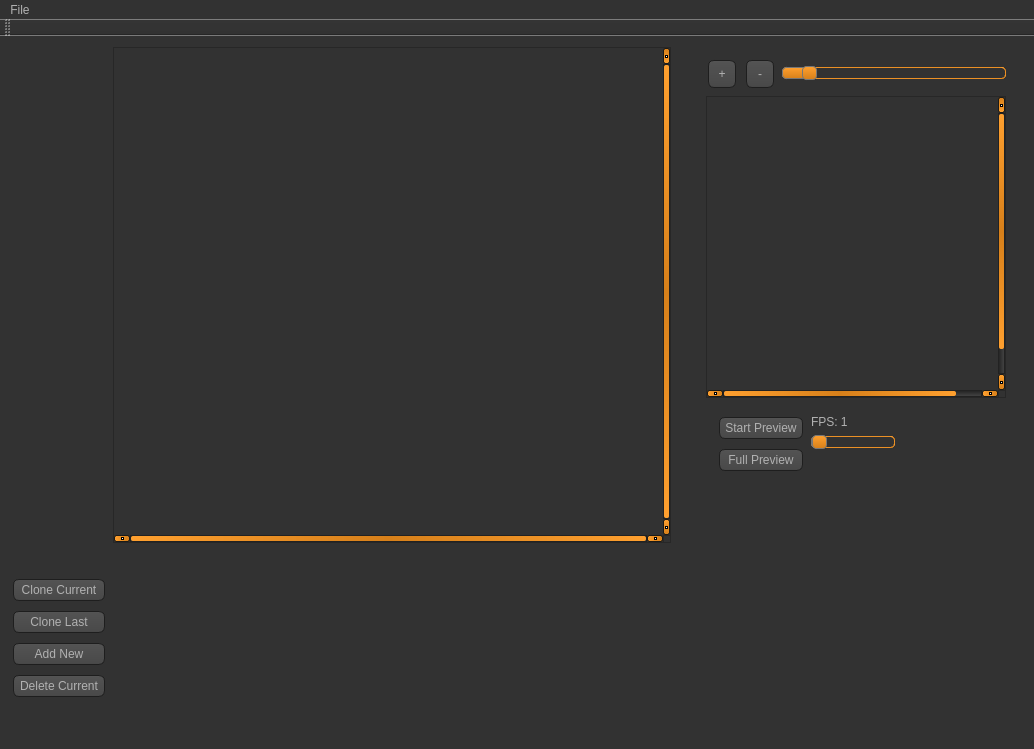
Old version of the form mainwindow.ui in the repository jacobthebrown/Jotoshop.
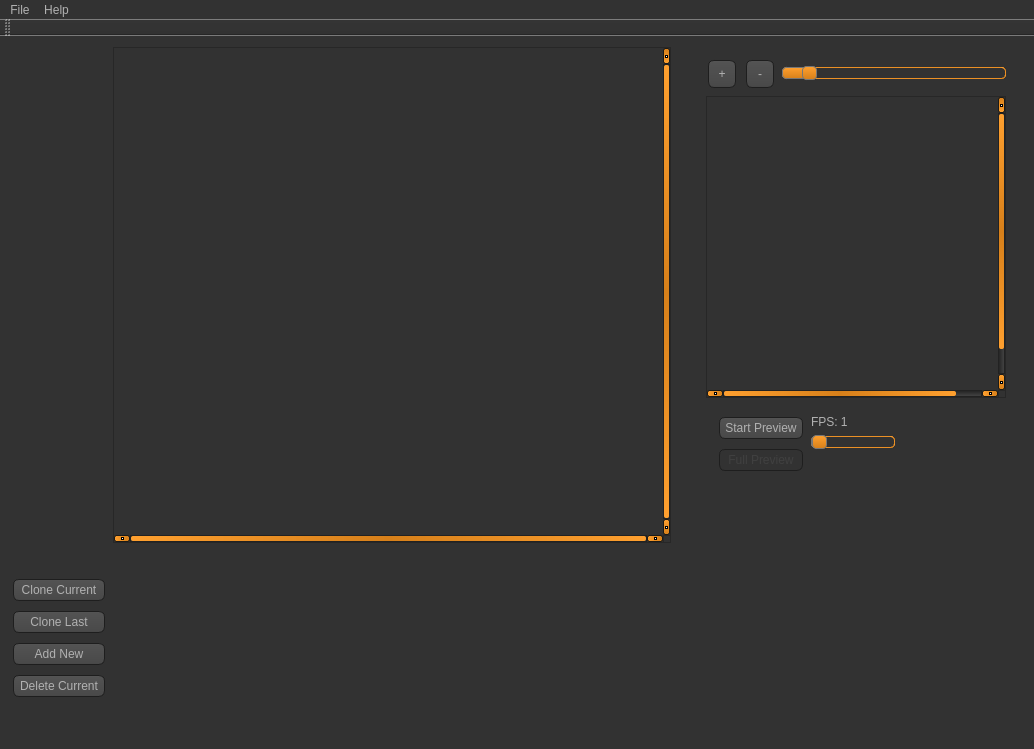
New version of the form. Icons and pictures are not drawn. Custom widgets are drawn as their Qt base class.

```diff
--- a/mainwindow.ui
+++ b/mainwindow.ui
@@ -1345,6 +1345,9 @@
               </item>
               <item>
                <widget class="QPushButton" name="fullPreviewButton">
+                <property name="enabled">
+                 <bool>false</bool>
+                </property>
                 <property name="maximumSize">
                  <size>
                   <width>128</width>
@@ -1628,7 +1631,14 @@
     <addaction name="separator"/>
     <addaction name="exportAction"/>
    </widget>
+   <widget class="QMenu" name="menuHelp">
+    <property name="title">
+     <string>Help</string>
+    </property>
+    <addaction name="actionAbout"/>
+   </widget>
    <addaction name="menuFile"/>
+   <addaction name="menuHelp"/>
   </widget>
   <widget class="QToolBar" name="mainToolBar">
    <attribute name="toolBarArea">
```
Left out of the diff: 8 changed lines with no effect on the pictures.
